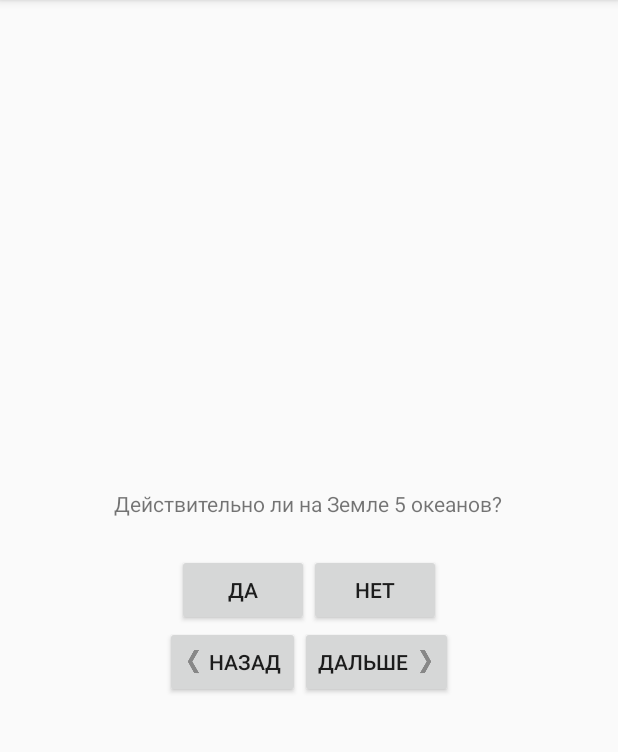
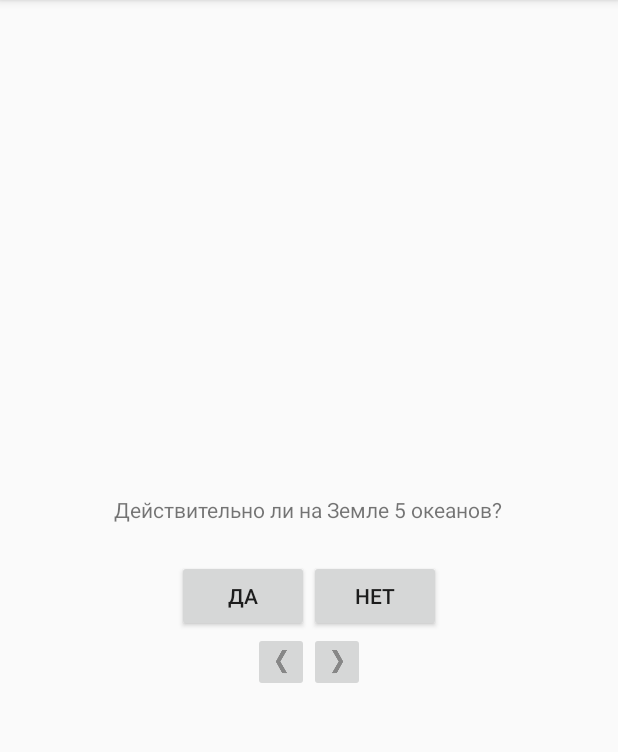
Before and after one commit to behemoth-13/AndroidApp_Questioner, an Android app: the screen it shows after launch (QuizActivity), after a tap on "НЕТ", on a phone screen of 412 x 824 dp, the part 84-836 px from its top. Run offline under Robolectric (Android 15) with nearby library versions, the phone set to English and light mode, and no system bars.

Commit message:
task3(77p)complete

```diff
--- a/app/src/main/java/by/afanasyeu/alex/cleverluba/QuizActivity.java
+++ b/app/src/main/java/by/afanasyeu/alex/cleverluba/QuizActivity.java
@@ -4,6 +4,7 @@ import android.support.v7.app.AppCompatActivity;
 import android.os.Bundle;
 import android.view.View;
 import android.widget.Button;
+import android.widget.ImageButton;
 import android.widget.TextView;
 import android.widget.Toast;
 
@@ -11,8 +12,8 @@ public class QuizActivity extends AppCompatActivity {
 
     private Button mTrueButton;
     private Button mFalseButton;
-    private Button mNextButton;
-    private Button mPrevButton;
+    private ImageButton mNextButton;
+    private ImageButton mPrevButton;
     private TextView mQuestionTextView;
 
     private Question[] mQuestionBank = new Question[] {
@@ -52,14 +53,14 @@ public class QuizActivity extends AppCompatActivity {
             }
         });
 
-        mNextButton = (Button) findViewById(R.id.next_button);
+        mNextButton = (ImageButton) findViewById(R.id.next_button);
         mNextButton.setOnClickListener(new View.OnClickListener() {
             @Override
             public void onClick(View view) {
                 next();
             }
         });
-        mPrevButton = (Button) findViewById(R.id.prev_button);
+        mPrevButton = (ImageButton) findViewById(R.id.prev_button);
         mPrevButton.setOnClickListener(new View.OnClickListener() {
             @Override
             public void onClick(View view) {
@@ -81,7 +82,7 @@ public class QuizActivity extends AppCompatActivity {
     private void checkAnswer(boolean userPressedTrue) {
         boolean answerIsTrue = mQuestionBank[mCurrentIndex].isAnswerTrue();
 
-        int messageResId = 0;
+        int messageResId;
 
         if (userPressedTrue == answerIsTrue) {
             messageResId = R.string.correct_toast;
--- a/app/src/main/res/layout/activity_quiz.xml
+++ b/app/src/main/res/layout/activity_quiz.xml
@@ -35,21 +35,19 @@
         android:layout_width="wrap_content"
         android:layout_height="wrap_content"
         android:orientation="horizontal">
-        <Button
+        <ImageButton
             android:id="@+id/prev_button"
             android:layout_width="wrap_content"
             android:layout_height="wrap_content"
-            android:text="@string/prev_button"
-            android:drawableLeft="@drawable/arrow_left"
-            android:drawablePadding="4dp"/>
+            android:src="@drawable/arrow_left"
+            android:contentDescription="@string/prev_button"/>
 
-        <Button
+        <ImageButton
             android:id="@+id/next_button"
             android:layout_width="wrap_content"
             android:layout_height="wrap_content"
-            android:text="@string/next_button"
-            android:drawableRight="@drawable/arrow_right"
-            android:drawablePadding="4dp"/>
+            android:src="@drawable/arrow_right"
+            android:contentDescription="@string/next_button"/>
 
     </LinearLayout>
 
```
